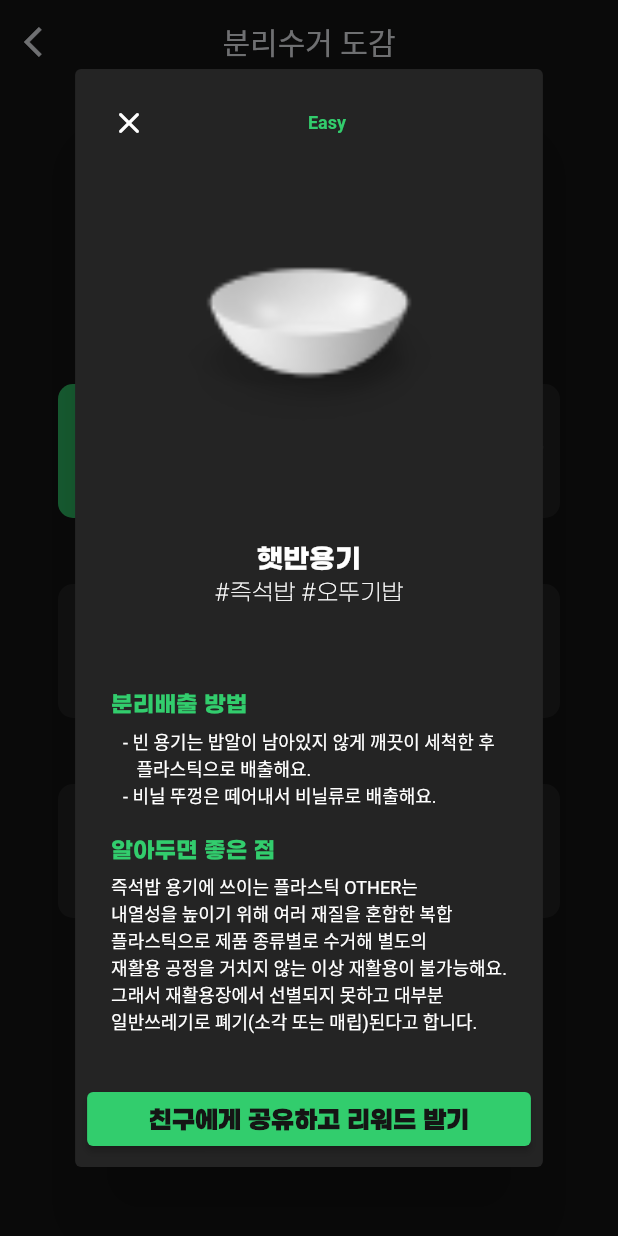
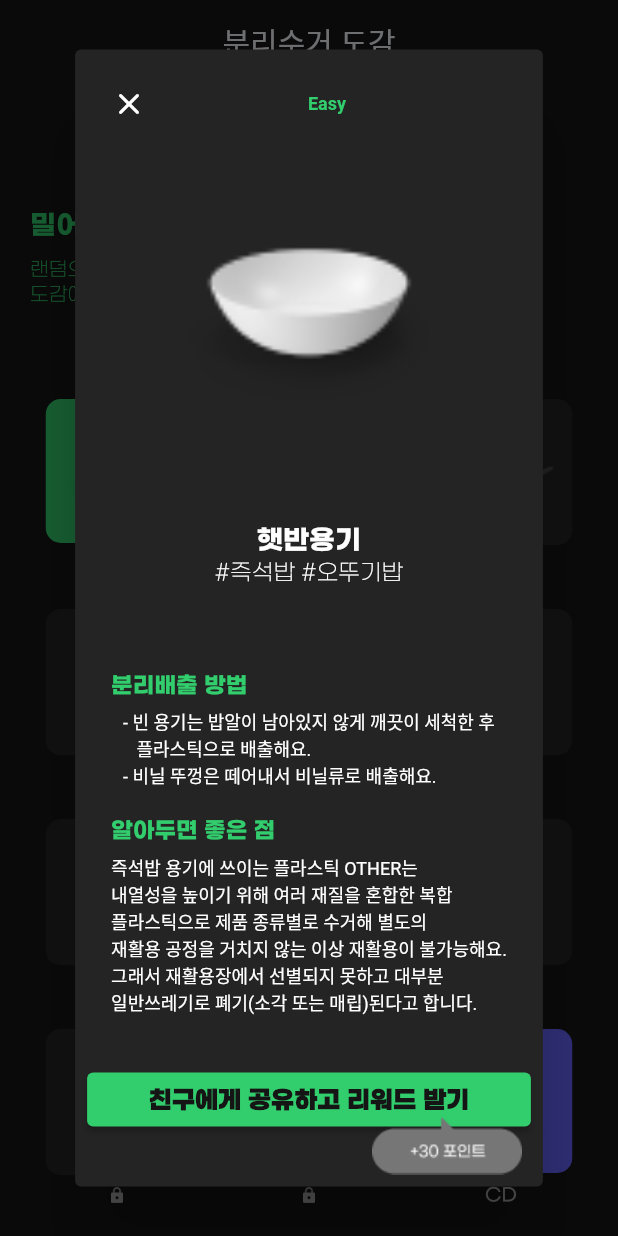
Before and after one commit to haram22/sessakthon, a Flutter app: the CollectionPage screen opened directly, after a tap on "햇반용기", on a phone screen of 412 x 824 dp. Run offline on Flutter 3.47's test engine with Material 2 defaults, Android fonts, the phone set to English and light mode, and no system bars; our stand-ins replace flutter_cache_manager, flutter_screenutil; missing offline and left inert: async_wallpaper, circle_progress_bar, flame_splash_screen, screen_state; Roboto replaces fonts that are missing (pretendard); project files that could hold a hidden picture were left out.

Commit message:
Collection Complete

```diff
--- a/lib/View/collection/collectionComp.dart
+++ b/lib/View/collection/collectionComp.dart
@@ -67,6 +67,116 @@ class _CollectionPageState extends State<CollectionPage> {
         isCollected: false,
         color: const Color(0xFF242424),
         tier: "Hard"),
+    // ================== 구분선 ===================
+    CollectionItem(
+        image: "assets/collection/unknown1.png",
+        name: "???",
+        isCollected: false,
+        color: const Color(0xFF242424),
+        tier: "Easy"),
+    CollectionItem(
+        image: "assets/collection/vinyl.png",
+        name: "???",
+        isCollected: false,
+        color: const Color(0xFF242424),
+        tier: "Easy"),
+    CollectionItem(
+        image: "assets/collection/cd.png",
+        name: "CD",
+        isCollected: true,
+        color: const Color(0xFF6764FF),
+        tier: "Medium"),
+    CollectionItem(
+        image: "assets/collection/tint.png",
+        name: "???",
+        isCollected: false,
+        color: const Color(0xFF242424),
+        tier: "Medium"),
+    CollectionItem(
+        image: "assets/collection/unknown2.png",
+        name: "???",
+        isCollected: false,
+        color: const Color(0xFF242424),
+        tier: "Medium"),
+    CollectionItem(
+        image: "assets/collection/hanger.png",
+        name: "???",
+        isCollected: false,
+        color: const Color(0xFF242424),
+        tier: "Medium"),
+    CollectionItem(
+        image: "assets/collection/unknown1.png",
+        name: "???",
+        isCollected: false,
+        color: const Color(0xFF242424),
+        tier: "Hard"),
+    CollectionItem(
+        image: "assets/collection/battery.png",
+        name: "???",
+        isCollected: false,
+        color: const Color(0xFF242424),
+        tier: "Hard"),
+    CollectionItem(
+        image: "assets/collection/unknown2.png",
+        name: "???",
+        isCollected: false,
+        color: const Color(0xFF242424),
+        tier: "Hard"),
+    // ================== 구분선 ===================
+    CollectionItem(
+        image: "assets/collection/unknown1.png",
+        name: "???",
+        isCollected: false,
+        color: const Color(0xFF242424),
+        tier: "Easy"),
+    CollectionItem(
+        image: "assets/collection/vinyl.png",
+        name: "???",
+        isCollected: false,
+        color: const Color(0xFF242424),
+        tier: "Easy"),
+    CollectionItem(
+        image: "assets/collection/battery.png",
+        name: "???",
+        isCollected: false,
+        color: const Color(0xFF242424),
+        tier: "Medium"),
+    CollectionItem(
+        image: "assets/collection/tint.png",
+        name: "???",
+        isCollected: false,
+        color: const Color(0xFF242424),
+        tier: "Medium"),
+    CollectionItem(
+        image: "assets/collection/unknown2.png",
+        name: "???",
+        isCollected: false,
+        color: const Color(0xFF242424),
+        tier: "Medium"),
+    CollectionItem(
+        image: "assets/collection/hanger.png",
+        name: "???",
+        isCollected: false,
+        color: const Color(0xFF242424),
+        tier: "Medium"),
+    CollectionItem(
+        image: "assets/collection/unknown1.png",
+        name: "???",
+        isCollected: false,
+        color: const Color(0xFF242424),
+        tier: "Hard"),
+    CollectionItem(
+        image: "assets/collection/battery.png",
+        name: "???",
+        isCollected: false,
+        color: const Color(0xFF242424),
+        tier: "Hard"),
+    CollectionItem(
+        image: "assets/collection/unknown2.png",
+        name: "???",
+        isCollected: false,
+        color: const Color(0xFF242424),
+        tier: "Hard"),
   ];
   @override
   Widget build(BuildContext context) {
@@ -78,46 +188,43 @@ class _CollectionPageState extends State<CollectionPage> {
         foregroundColor: mainColor_white,
         elevation: 0,
         centerTitle: true,
-        leading: IconButton(
-          onPressed: () {
-            Navigator.pop(context);
-          },
-          icon: Icon(Icons.arrow_back_ios),
-        ),
+        leading: const SizedBox.shrink(),
       ),
       body: Padding(
-        padding: const EdgeInsets.symmetric(horizontal: 30),
+        padding: const EdgeInsets.symmetric(vertical: 10, horizontal: 20),
         child: CustomScrollView(
           slivers: <Widget>[
             SliverAppBar(
-              leading: Icon(
-                Icons.arrow_back_ios,
-                color: Colors.transparent,
-              ),
+              leading: const SizedBox.shrink(),
               backgroundColor: mainColor_black,
               expandedHeight: 200,
               centerTitle: true,
               flexibleSpace: FlexibleSpaceBar(
-                background: Column(
-                  crossAxisAlignment: CrossAxisAlignment.center,
+                background: Row(
+                  mainAxisSize: MainAxisSize.min,
+                  children: [
+                    Column(
+                      crossAxisAlignment: CrossAxisAlignment.start,
                       children: [
                         const SizedBox(height: 75),
                         Text(
                           '밀어서 분리수거',
-                      style: title1(color: mainColor_white),
+                          style: title1(color: mainColor_green),
                         ),
                         const SizedBox(height: 10),
                         const Text(
                           "랜덤으로 나오는 분리수거 아이템을\n도감에 모아보세요!",
-                      textAlign: TextAlign.center,
                           style: TextStyle(
                             fontFamily: 'gmarket',
-                        fontSize: 12,
+                            fontSize: 13,
                             height: 1.3,
-                        fontWeight: FontWeight.normal,
-                        color: gray_300,
+                            fontWeight: FontWeight.w100,
+                            color: mainColor_green,
                           ),
                         ),
+                      ],
+                    ),
+                    Image.asset("assets/pet.png"),
                   ],
                 ),
               ),
@@ -141,7 +248,7 @@ class _CollectionPageState extends State<CollectionPage> {
                       children: [
                         Expanded(
                           child: Container(
-                            width: 92,
+                            width: 95,
                             decoration: BoxDecoration(
                               borderRadius: BorderRadius.circular(10),
                               color: collection[index].color,
@@ -150,7 +257,13 @@ class _CollectionPageState extends State<CollectionPage> {
                           ),
                         ),
                         const SizedBox(height: 8),
-                        Text(
+                        collection[index].name == "???"
+                            ? Image.asset(
+                                "assets/lock.png",
+                                color: gray_300,
+                                width: 8,
+                              )
+                            : Text(
                                 collection[index].name,
                                 textAlign: TextAlign.center,
                                 style: const TextStyle(
@@ -164,7 +277,7 @@ class _CollectionPageState extends State<CollectionPage> {
                     ),
                   );
                 },
-                childCount: 9,
+                childCount: collection.length,
                 // 그리드에 표시될 총 항목 수를 지정합니다.
               ),
             ),
--- a/lib/View/collection/collectionDetail.dart
+++ b/lib/View/collection/collectionDetail.dart
@@ -97,9 +97,12 @@ void showAlertDialog(BuildContext context, CollectionItem item) {
           ),
         ),
         actions: [
+          Stack(
+            children: [
               ElevatedButton(
                 onPressed: item.isCollected ? () {} : null,
-            style: ElevatedButton.styleFrom(backgroundColor: mainColor_green),
+                style:
+                    ElevatedButton.styleFrom(backgroundColor: mainColor_green),
                 child: Row(
                   mainAxisAlignment: MainAxisAlignment.center,
                   children: [
@@ -110,6 +113,17 @@ void showAlertDialog(BuildContext context, CollectionItem item) {
                   ],
                 ),
               ),
+              item.isCollected
+                  ? Padding(
+                      padding: const EdgeInsets.only(
+                        top: 35.0,
+                        left: 190,
+                      ),
+                      child: Image.asset('assets/tooltip.png'),
+                    )
+                  : const SizedBox.shrink(),
+            ],
+          ),
         ],
       );
     },
```
Also changed, not shown: assets/collection/cd.png (added), assets/lock.png (added), assets/pet.png (added), assets/tooltip.png (added), 4 other files. Lines whose indentation alone changed are shown as unchanged.
